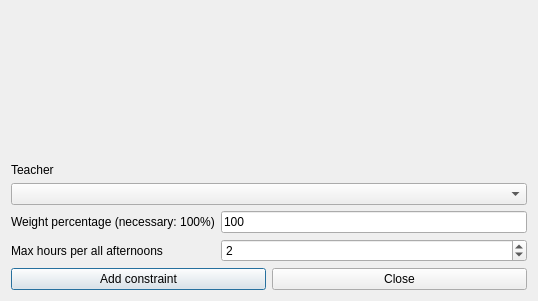
First picture: the form in fet/src/interface/addconstraintteachermaxhoursperallafternoonsform_template.ui, repository vonmecheln/fet, before the edit.
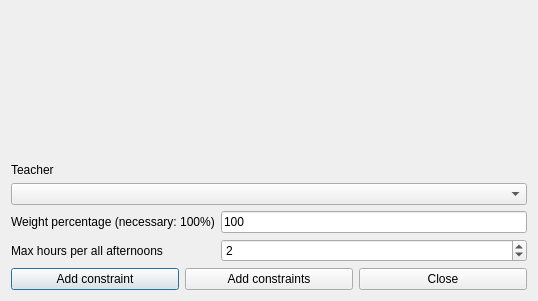
Second picture: the form after the edit.

```diff
--- a/fet/src/interface/addconstraintteachermaxhoursperallafternoonsform_template.ui
+++ b/fet/src/interface/addconstraintteachermaxhoursperallafternoonsform_template.ui
@@ -39,6 +39,13 @@
        </property>
       </widget>
      </item>
+     <item>
+      <widget class="QPushButton" name="addConstraintsPushButton">
+       <property name="text">
+        <string>Add constraints</string>
+       </property>
+      </widget>
+     </item>
      <item>
       <widget class="QPushButton" name="closePushButton">
        <property name="text">
```
